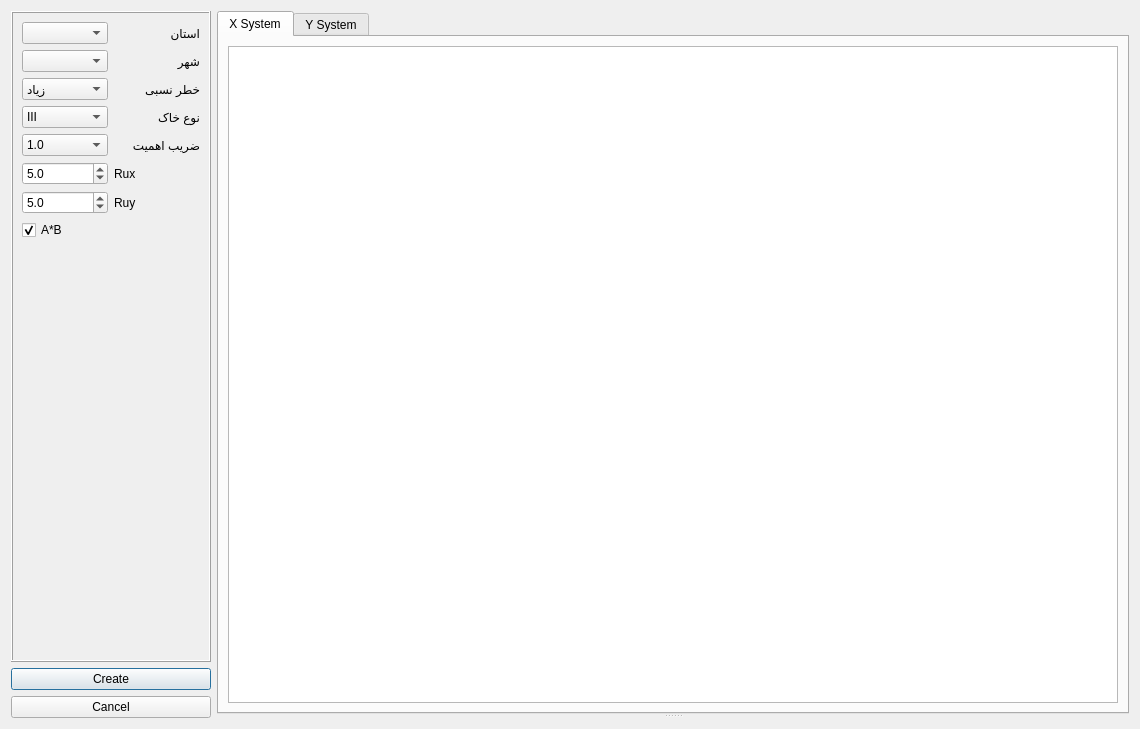
First picture: the form in widgets/define/create_spectral.ui, repository ebrahimraeyat/civilTools, before the edit.
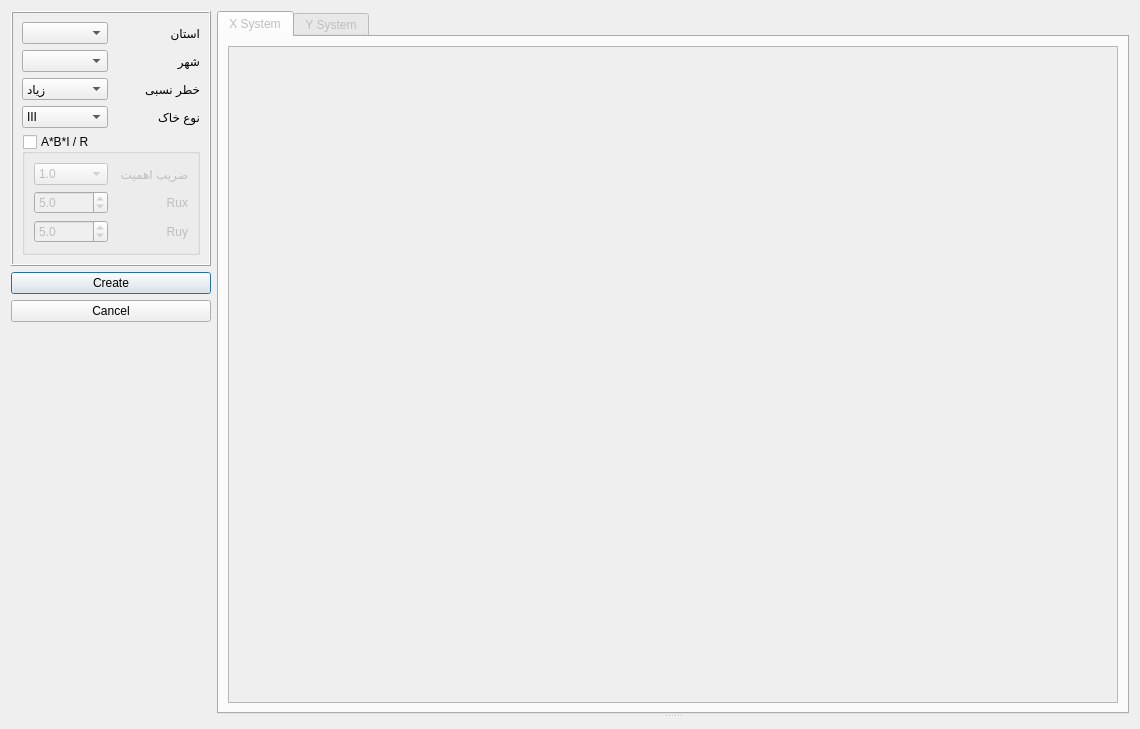
Second picture: the form after the edit. Icons and pictures are not drawn. Custom widgets are drawn as their Qt base class.

Commit message: Option for create A*B*I/R spectral

```diff
--- a/widgets/define/create_spectral.ui
+++ b/widgets/define/create_spectral.ui
@@ -37,58 +37,6 @@
        <layout class="QVBoxLayout" name="verticalLayout_2">
         <item>
          <layout class="QGridLayout" name="gridLayout">
-          <item row="6" column="1">
-           <widget class="QLabel" name="label_8">
-            <property name="layoutDirection">
-             <enum>Qt::LeftToRight</enum>
-            </property>
-            <property name="text">
-             <string>Ruy</string>
-            </property>
-           </widget>
-          </item>
-          <item row="5" column="1">
-           <widget class="QLabel" name="label_7">
-            <property name="layoutDirection">
-             <enum>Qt::LeftToRight</enum>
-            </property>
-            <property name="text">
-             <string>Rux</string>
-            </property>
-           </widget>
-          </item>
-          <item row="5" column="0">
-           <widget class="QDoubleSpinBox" name="rux">
-            <property name="decimals">
-             <number>1</number>
-            </property>
-            <property name="minimum">
-             <double>2.000000000000000</double>
-            </property>
-            <property name="maximum">
-             <double>11.000000000000000</double>
-            </property>
-            <property name="value">
-             <double>5.000000000000000</double>
-            </property>
-           </widget>
-          </item>
-          <item row="6" column="0">
-           <widget class="QDoubleSpinBox" name="ruy">
-            <property name="decimals">
-             <number>1</number>
-            </property>
-            <property name="minimum">
-             <double>2.000000000000000</double>
-            </property>
-            <property name="maximum">
-             <double>11.000000000000000</double>
-            </property>
-            <property name="value">
-             <double>5.000000000000000</double>
-            </property>
-           </widget>
-          </item>
           <item row="0" column="1">
            <widget class="QLabel" name="label_3">
             <property name="layoutDirection">
@@ -109,16 +57,6 @@
             </property>
            </widget>
           </item>
-          <item row="0" column="0">
-           <widget class="Gui::PrefComboBox" name="ostan">
-            <property name="prefEntry" stdset="0">
-             <cstring>ostan</cstring>
-            </property>
-            <property name="prefPath" stdset="0">
-             <cstring>Mod/civilTools</cstring>
-            </property>
-           </widget>
-          </item>
           <item row="1" column="1">
            <widget class="QLabel" name="label_4">
             <property name="layoutDirection">
@@ -172,46 +110,23 @@
             </item>
            </widget>
           </item>
-          <item row="4" column="0">
-           <widget class="Gui::PrefComboBox" name="importance_factor">
-            <property name="currentIndex">
-             <number>1</number>
-            </property>
+          <item row="0" column="0">
+           <widget class="Gui::PrefComboBox" name="ostan">
             <property name="prefEntry" stdset="0">
-             <cstring>importance_factor</cstring>
+             <cstring>ostan</cstring>
             </property>
             <property name="prefPath" stdset="0">
              <cstring>Mod/civilTools</cstring>
             </property>
-            <item>
-             <property name="text">
-              <string>0.8</string>
-             </property>
-            </item>
-            <item>
-             <property name="text">
-              <string>1.0</string>
-             </property>
-            </item>
-            <item>
-             <property name="text">
-              <string>1.2</string>
-             </property>
-            </item>
-            <item>
-             <property name="text">
-              <string>1.4</string>
-             </property>
-            </item>
            </widget>
           </item>
-          <item row="4" column="1">
-           <widget class="QLabel" name="label_6">
+          <item row="2" column="1">
+           <widget class="QLabel" name="label_14">
             <property name="layoutDirection">
              <enum>Qt::LeftToRight</enum>
             </property>
             <property name="text">
-             <string>ضریب اهمیت</string>
+             <string>خطر نسبی</string>
             </property>
            </widget>
           </item>
@@ -248,41 +163,142 @@
             </item>
            </widget>
           </item>
-          <item row="2" column="1">
-           <widget class="QLabel" name="label_14">
-            <property name="layoutDirection">
-             <enum>Qt::LeftToRight</enum>
-            </property>
-            <property name="text">
-             <string>خطر نسبی</string>
-            </property>
-           </widget>
-          </item>
          </layout>
         </item>
         <item>
-         <widget class="QCheckBox" name="only_ab_checkbox">
-          <property name="text">
-           <string>A*B</string>
+         <widget class="QGroupBox" name="abir_groupbox">
+          <property name="title">
+           <string>A*B*I / R</string>
           </property>
-          <property name="checked">
+          <property name="checkable">
            <bool>true</bool>
           </property>
+          <property name="checked">
+           <bool>false</bool>
+          </property>
+          <layout class="QGridLayout" name="gridLayout_2">
+           <item row="0" column="0">
+            <widget class="Gui::PrefComboBox" name="importance_factor">
+             <property name="enabled">
+              <bool>false</bool>
+             </property>
+             <property name="currentIndex">
+              <number>1</number>
+             </property>
+             <property name="prefEntry" stdset="0">
+              <cstring>importance_factor</cstring>
+             </property>
+             <property name="prefPath" stdset="0">
+              <cstring>Mod/civilTools</cstring>
+             </property>
+             <item>
+              <property name="text">
+               <string>0.8</string>
+              </property>
+             </item>
+             <item>
+              <property name="text">
+               <string>1.0</string>
+              </property>
+             </item>
+             <item>
+              <property name="text">
+               <string>1.2</string>
+              </property>
+             </item>
+             <item>
+              <property name="text">
+               <string>1.4</string>
+              </property>
+             </item>
+            </widget>
+           </item>
+           <item row="1" column="1">
+            <widget class="QLabel" name="rux_label">
+             <property name="enabled">
+              <bool>false</bool>
+             </property>
+             <property name="layoutDirection">
+              <enum>Qt::LeftToRight</enum>
+             </property>
+             <property name="text">
+              <string>Rux</string>
+             </property>
+             <property name="alignment">
+              <set>Qt::AlignRight|Qt::AlignTrailing|Qt::AlignVCenter</set>
+             </property>
+            </widget>
+           </item>
+           <item row="2" column="0">
+            <widget class="QDoubleSpinBox" name="ruy">
+             <property name="enabled">
+              <bool>false</bool>
+             </property>
+             <property name="decimals">
+              <number>1</number>
+             </property>
+             <property name="minimum">
+              <double>2.000000000000000</double>
+             </property>
+             <property name="maximum">
+              <double>11.000000000000000</double>
+             </property>
+             <property name="value">
+              <double>5.000000000000000</double>
+             </property>
+            </widget>
+           </item>
+           <item row="1" column="0">
+            <widget class="QDoubleSpinBox" name="rux">
+             <property name="enabled">
+              <bool>false</bool>
+             </property>
+             <property name="decimals">
+              <number>1</number>
+             </property>
+             <property name="minimum">
+              <double>2.000000000000000</double>
+             </property>
+             <property name="maximum">
+              <double>11.000000000000000</double>
+             </property>
+             <property name="value">
+              <double>5.000000000000000</double>
+             </property>
+            </widget>
+           </item>
+           <item row="0" column="1">
+            <widget class="QLabel" name="importance_factor_label">
+             <property name="enabled">
+              <bool>false</bool>
+             </property>
+             <property name="layoutDirection">
+              <enum>Qt::LeftToRight</enum>
+             </property>
+             <property name="text">
+              <string>ضریب اهمیت</string>
+             </property>
+            </widget>
+           </item>
+           <item row="2" column="1">
+            <widget class="QLabel" name="ruy_label">
+             <property name="enabled">
+              <bool>false</bool>
+             </property>
+             <property name="layoutDirection">
+              <enum>Qt::LeftToRight</enum>
+             </property>
+             <property name="text">
+              <string>Ruy</string>
+             </property>
+             <property name="alignment">
+              <set>Qt::AlignRight|Qt::AlignTrailing|Qt::AlignVCenter</set>
+             </property>
+            </widget>
+           </item>
+          </layout>
          </widget>
         </item>
-        <item>
-         <spacer name="verticalSpacer">
-          <property name="orientation">
-           <enum>Qt::Vertical</enum>
-          </property>
-          <property name="sizeHint" stdset="0">
-           <size>
-            <width>20</width>
-            <height>40</height>
-           </size>
-          </property>
-         </spacer>
-        </item>
        </layout>
       </widget>
      </item>
@@ -334,6 +350,19 @@
          </property>
         </widget>
        </item>
+       <item>
+        <spacer name="verticalSpacer">
+         <property name="orientation">
+          <enum>Qt::Vertical</enum>
+         </property>
+         <property name="sizeHint" stdset="0">
+          <size>
+           <width>20</width>
+           <height>40</height>
+          </size>
+         </property>
+        </spacer>
+       </item>
       </layout>
      </item>
     </layout>
@@ -344,6 +373,9 @@
       <enum>Qt::Vertical</enum>
      </property>
      <widget class="QTabWidget" name="tabWidget">
+      <property name="enabled">
+       <bool>false</bool>
+      </property>
       <property name="tabPosition">
        <enum>QTabWidget::North</enum>
       </property>
```
Left out of the diff: 3 changed lines with no effect on the pictures. The commit also changes 2 other files.
